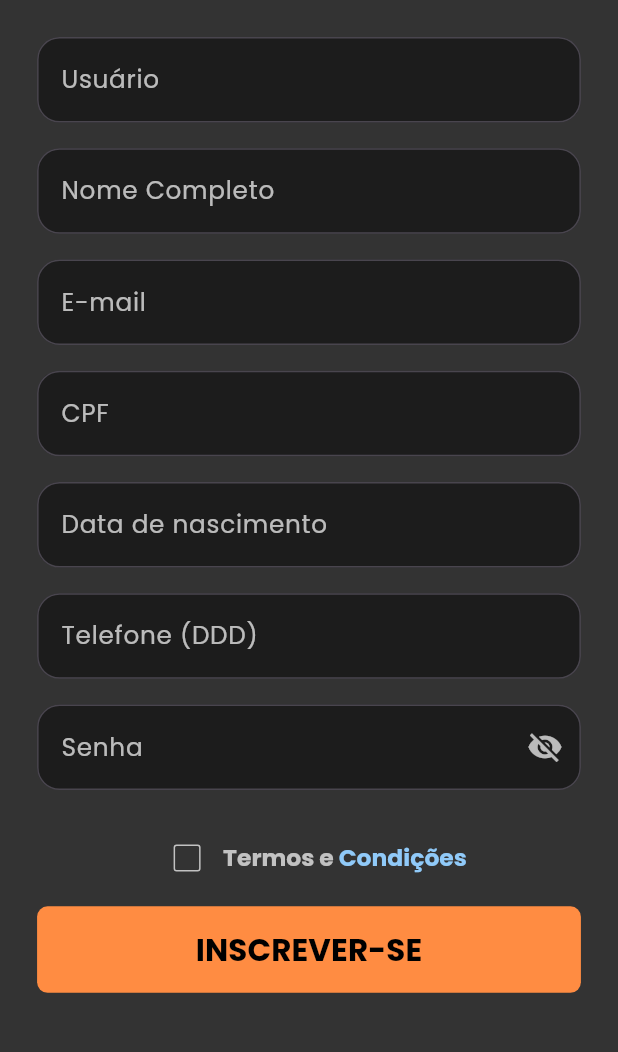
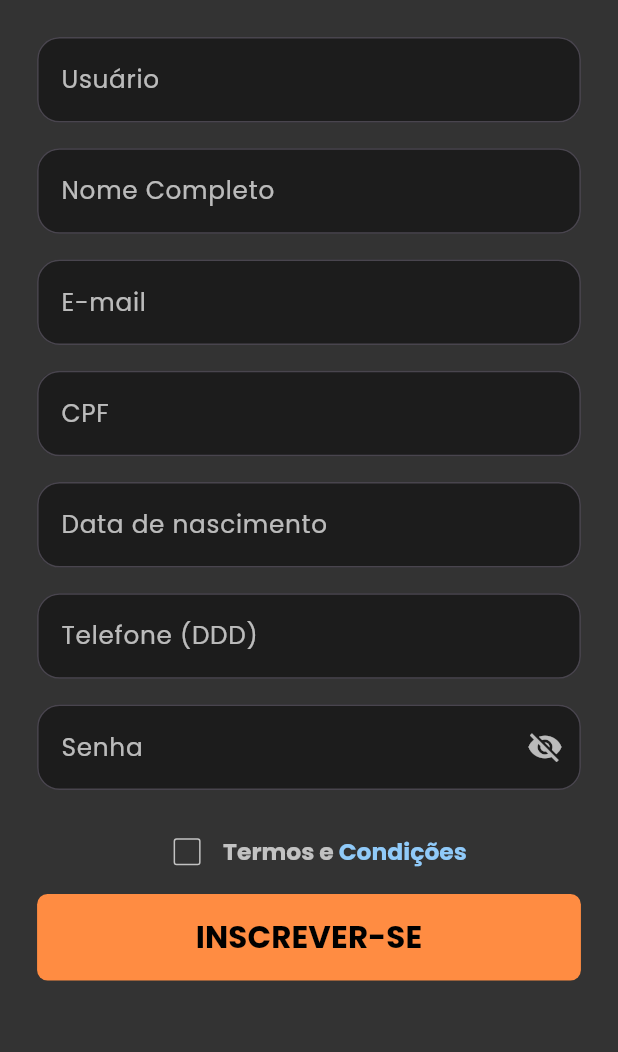
Before and after one commit to WillianChiquinato/Black_Brothers, a Flutter app: the TelaInscricao screen opened directly, on a phone screen of 412 x 824 dp, the part 173-1225 px from its top. Run offline on Flutter 3.47's test engine with Material 3 defaults, Android fonts, the phone set to English and light mode, and no system bars; our stand-ins replace dio, flutter_secure_storage, font_awesome_flutter, google_fonts, lucide_icons, motion_toast; accounts and stored records are empty.

Commit message:
refactor(inscricao): atualiza o dimensionamento da tela inscricao v.2

```diff
--- a/lib/Telas/tela_Inscricao.dart
+++ b/lib/Telas/tela_Inscricao.dart
@@ -101,6 +101,7 @@ class _TelaInscricaoState extends State<TelaInscricao> {
     final buttonFontSize = screenWidth * 0.05;
     final termsFontSize = screenWidth * 0.038;
     final fieldBottomSpacing = screenHeight * 0.005;
+    final proportionalSpacing = screenHeight * 0.005;
 
     return DefaultTextStyle(
       style: const TextStyle(fontFamily: 'BlackBrothers'),
@@ -122,7 +123,7 @@ class _TelaInscricaoState extends State<TelaInscricao> {
                           child: Container(
                             color: Colors.transparent,
                             height: logoHeight,
-                            width: logoHeight, // Logo quadrada
+                            width: logoHeight,
                             child: Image.asset(
                               'Assets/logo-bb.png',
                             ),
@@ -387,7 +388,7 @@ class _TelaInscricaoState extends State<TelaInscricao> {
                           padding: EdgeInsets.only(
                               left: horizontalPadding,
                               right: horizontalPadding,
-                              bottom: screenHeight * 0.01),
+                              bottom: proportionalSpacing),
                           child: SizedBox(
                             width: screenWidth * 0.88,
                             height: fieldHeight,
@@ -483,7 +484,7 @@ class _TelaInscricaoState extends State<TelaInscricao> {
                                   ),
                                 ],
                               ),
-                              SizedBox(height: screenHeight * 0.01),
+                              SizedBox(height: proportionalSpacing),
                               Column(
                                 children: [
                                   Padding(
```
